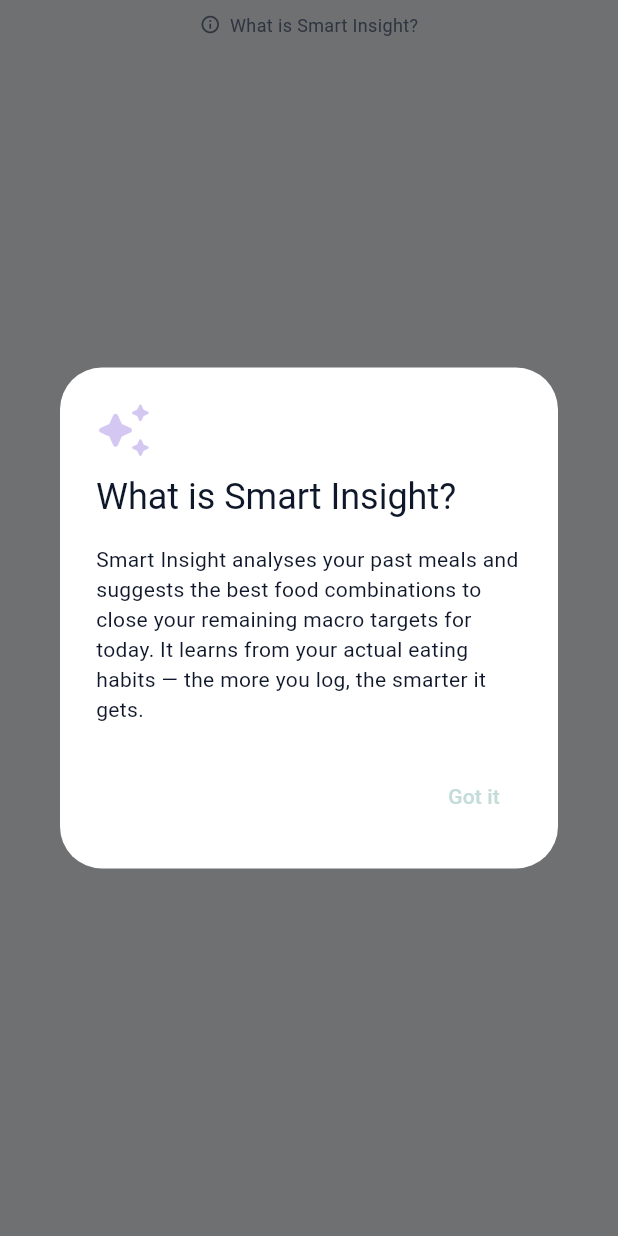
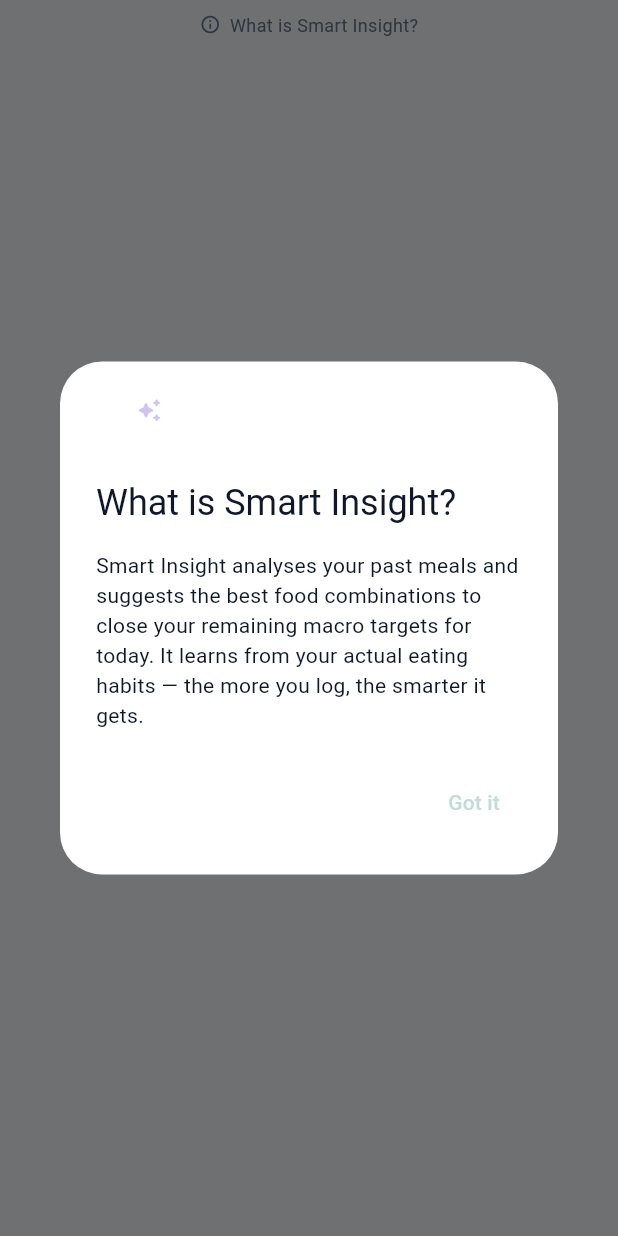
Before and after one commit to worldpeacemetta/WorldPeaceBuilder, a Flutter app: the _InfoRow widget shown alone on an empty page, opened directly, after a tap on "What is Smart Insight?", on a phone screen of 412 x 824 dp. Run offline on Flutter 3.47's test engine with Material 3 defaults, Android fonts, the phone set to English and light mode, and no system bars; our stand-ins replace fl_chart, flutter_riverpod, go_router, image_picker, lottie, shared_preferences and 1 more; missing offline and left inert: mobile_scanner; accounts and stored records are empty; project files that could hold a hidden picture were left out.

Commit message:
Replace pulse animation with sequential star pop-in in info dialog
Three stars (26/17/11dp) positioned in a 44×44 stack — large center-left,
medium upper-right, small lower-right — each driven by staggered Interval
animations on a single 2.4s controller:
  star 1: 0.00–0.45  star 2: 0.30–0.75  star 3: 0.58–0.98

Opacity uses a 30/40/30 TweenSequence (ease-out in / hold / ease-in out)
so each star fades in crisply and dissolves softly. Scale uses elasticOut
for a tactile pop-in, then holds at 1.0. Brief all-dark gap at the end of
each cycle makes the loop feel deliberate rather than mechanical.

https://claude.ai/code/session_01BCLtVubU6Uf5Wh357xfQka

```diff
--- a/mobile/lib/widgets/smart_insight_sheet.dart
+++ b/mobile/lib/widgets/smart_insight_sheet.dart
@@ -831,7 +831,7 @@ class _InfoRow extends StatelessWidget {
             mainAxisSize: MainAxisSize.min,
             crossAxisAlignment: CrossAxisAlignment.start,
             children: [
-              _PulsingSparkle(size: 36, color: AppColors.kcal),
+              _SequentialStarsSparkle(color: AppColors.kcal),
               const SizedBox(height: 10),
               const Text('What is Smart Insight?'),
             ],
@@ -1557,33 +1557,78 @@ class _SpinningSparkleState extends State<_SpinningSparkle>
       );
 }
 
-/// Gentle scale + opacity breathe — used in the "What is Smart Insight?" dialog.
-class _PulsingSparkle extends StatefulWidget {
-  const _PulsingSparkle({required this.size, required this.color});
-  final double size;
-  final Color  color;
-
-  @override
-  State<_PulsingSparkle> createState() => _PulsingSparkleState();
-}
-
-class _PulsingSparkleState extends State<_PulsingSparkle>
+/// Three staggered stars that pop in and fade out sequentially —
+/// used in the "What is Smart Insight?" dialog.
+class _SequentialStarsSparkle extends StatefulWidget {
+  const _SequentialStarsSparkle({required this.color});
+  final Color color;
+
+  @override
+  State<_SequentialStarsSparkle> createState() =>
+      _SequentialStarsSparkleState();
+}
+
+class _SequentialStarsSparkleState extends State<_SequentialStarsSparkle>
     with SingleTickerProviderStateMixin {
   late final AnimationController _ctrl;
-  late final Animation<double>   _scale;
-  late final Animation<double>   _opacity;
+
+  // opacity: 0→1→0 within each star's interval
+  late final Animation<double> _op1, _op2, _op3;
+  // scale: elastic pop-in then hold within each star's interval
+  late final Animation<double> _sc1, _sc2, _sc3;
 
   @override
   void initState() {
     super.initState();
     _ctrl = AnimationController(
       vsync:    this,
-      duration: const Duration(milliseconds: 1800),
-    )..repeat(reverse: true);
-    final curve = CurvedAnimation(parent: _ctrl, curve: Curves.easeInOut);
-    _scale   = Tween<double>(begin: 1.0,  end: 1.15).animate(curve);
-    _opacity = Tween<double>(begin: 0.70, end: 1.0 ).animate(curve);
-  }
+      duration: const Duration(milliseconds: 2400),
+    )..repeat();
+
+    // Star 1 (large, center-left):  0.00 – 0.45
+    // Star 2 (medium, upper-right): 0.30 – 0.75
+    // Star 3 (small,  lower-right): 0.58 – 0.98
+    // Gaps at the end give a brief "all dark" pause before the next cycle.
+    _op1 = _fadeSequence(0.00, 0.45);
+    _sc1 = _popScale(0.00, 0.45);
+    _op2 = _fadeSequence(0.30, 0.75);
+    _sc2 = _popScale(0.30, 0.75);
+    _op3 = _fadeSequence(0.58, 0.98);
+    _sc3 = _popScale(0.58, 0.98);
+  }
+
+  /// Opacity 0 → 1 → 0 over the given interval (30 % in / 40 % hold / 30 % out).
+  Animation<double> _fadeSequence(double begin, double end) =>
+      TweenSequence<double>([
+        TweenSequenceItem(
+          tween: Tween(begin: 0.0, end: 1.0)
+              .chain(CurveTween(curve: Curves.easeOut)),
+          weight: 30,
+        ),
+        TweenSequenceItem(tween: ConstantTween(1.0), weight: 40),
+        TweenSequenceItem(
+          tween: Tween(begin: 1.0, end: 0.0)
+              .chain(CurveTween(curve: Curves.easeIn)),
+          weight: 30,
+        ),
+      ]).animate(CurvedAnimation(
+        parent: _ctrl,
+        curve: Interval(begin, end),
+      ));
+
+  /// Scale 0 → 1 (elastic pop) then holds at 1 over the given interval.
+  Animation<double> _popScale(double begin, double end) =>
+      TweenSequence<double>([
+        TweenSequenceItem(
+          tween: Tween(begin: 0.0, end: 1.0)
+              .chain(CurveTween(curve: Curves.elasticOut)),
+          weight: 45,
+        ),
+        TweenSequenceItem(tween: ConstantTween(1.0), weight: 55),
+      ]).animate(CurvedAnimation(
+        parent: _ctrl,
+        curve: Interval(begin, end),
+      ));
 
   @override
   void dispose() {
@@ -1592,12 +1637,55 @@ class _PulsingSparkleState extends State<_PulsingSparkle>
   }
 
   @override
-  Widget build(BuildContext context) => ScaleTransition(
-        scale: _scale,
-        child: FadeTransition(
-          opacity: _opacity,
-          child: Icon(Icons.auto_awesome_rounded,
-              size: widget.size, color: widget.color),
+  Widget build(BuildContext context) => SizedBox(
+        width: 44,
+        height: 44,
+        child: AnimatedBuilder(
+          animation: _ctrl,
+          builder: (_, __) => Stack(
+            children: [
+              // Large star — center-left
+              Positioned(
+                left: 6, top: 10,
+                child: _Star(size: 26, color: widget.color,
+                    scale: _sc1.value, opacity: _op1.value),
+              ),
+              // Medium star — upper-right
+              Positioned(
+                right: 0, top: 0,
+                child: _Star(size: 17, color: widget.color,
+                    scale: _sc2.value, opacity: _op2.value),
+              ),
+              // Small star — lower-right
+              Positioned(
+                right: 1, bottom: 0,
+                child: _Star(size: 11, color: widget.color,
+                    scale: _sc3.value, opacity: _op3.value),
+              ),
+            ],
+          ),
         ),
       );
 }
+
+class _Star extends StatelessWidget {
+  const _Star({
+    required this.size,
+    required this.color,
+    required this.scale,
+    required this.opacity,
+  });
+  final double size;
+  final Color  color;
+  final double scale;
+  final double opacity;
+
+  @override
+  Widget build(BuildContext context) => Opacity(
+        opacity: opacity.clamp(0.0, 1.0),
+        child: Transform.scale(
+          scale: scale,
+          child: Icon(Icons.auto_awesome_rounded, size: size, color: color),
+        ),
+      );
+}
```
